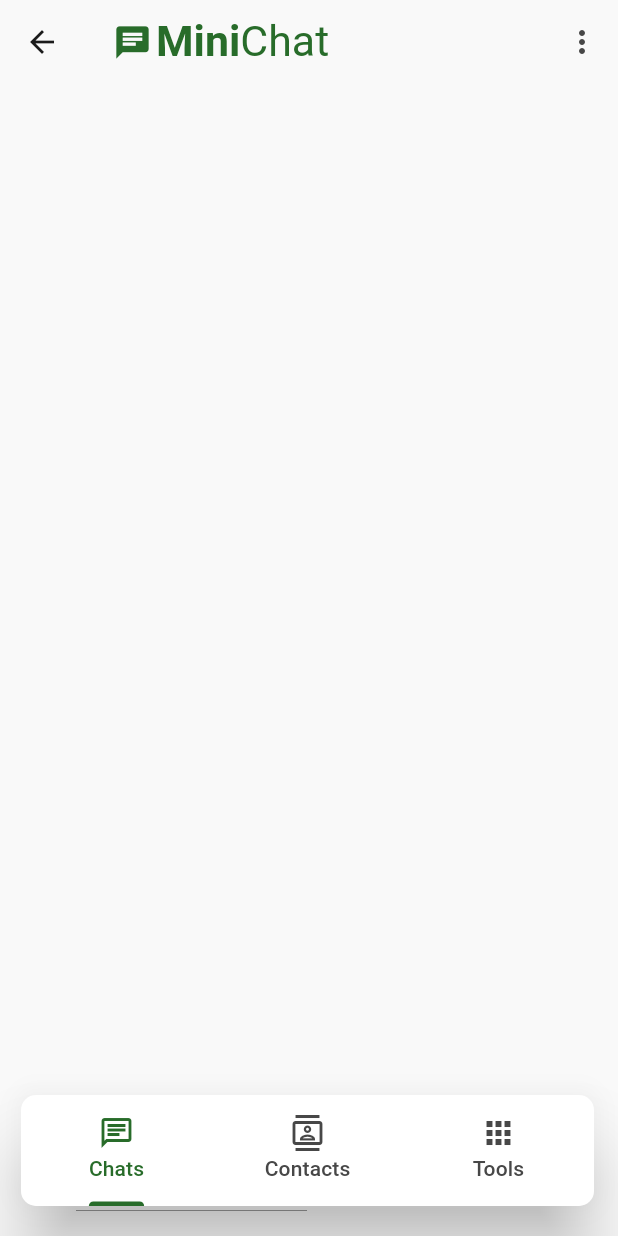
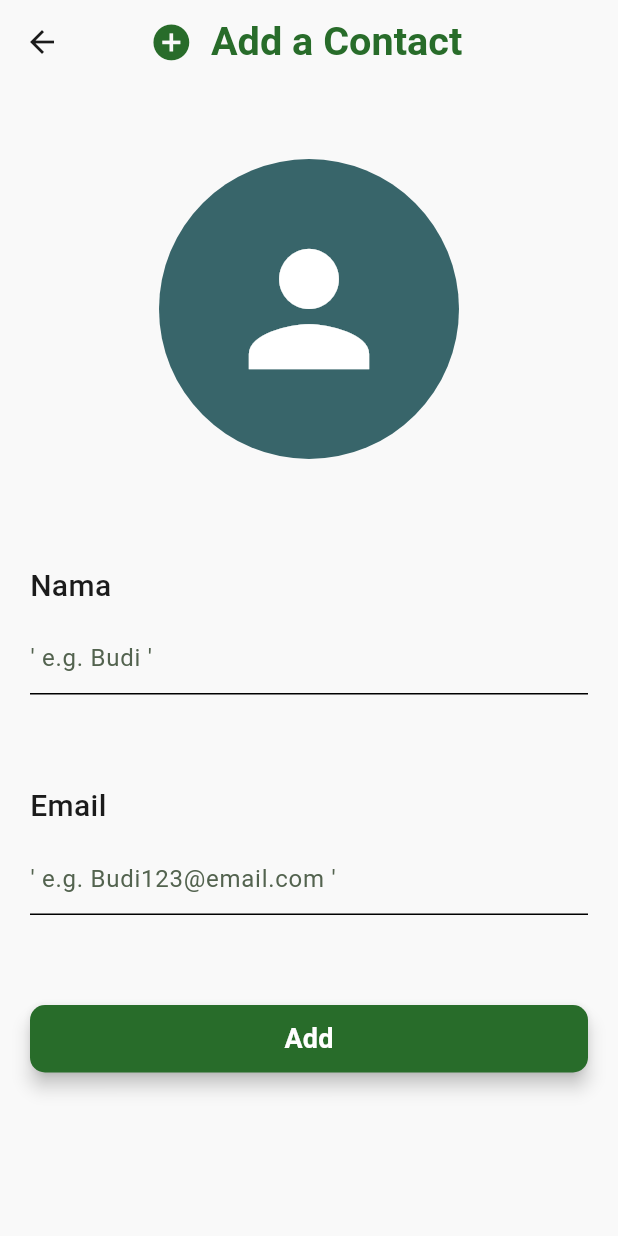
Before and after one commit to Muzakki839/flutter-minichat, a Flutter app: the screen it shows once a user with an empty profile is signed in, item 2 of the bottom bar chosen, after a tap on the "person add" icon, on a phone screen of 412 x 824 dp. Run offline on Flutter 3.47's test engine with Material 3 defaults, Android fonts, the phone set to English and light mode, and no system bars; our stand-ins replace cloud_firestore, firebase_auth, firebase_core; accounts and stored records are empty; generated files the repository leaves out were written again.

Commit message:
feat: Create AddContactPage

```diff
--- /dev/null
+++ b/lib/pages/content/add_contact_page.dart
@@ -0,0 +1,95 @@
+import 'package:flutter/material.dart';
+import 'package:minichat/widgets/buttons/common_button.dart';
+import 'package:minichat/widgets/fields/common_text_field.dart';
+
+class AddContactPage extends StatelessWidget {
+  const AddContactPage({super.key});
+
+  @override
+  Widget build(BuildContext context) {
+    final theme = Theme.of(context).colorScheme;
+
+    return Scaffold(
+      // add contact page title
+      appBar: AppBar(
+        title: Transform.scale(
+          scale: 1.2,
+          child: Row(
+            mainAxisAlignment: MainAxisAlignment.center,
+            spacing: 10,
+            children: [
+              Icon(Icons.add_circle_outlined, color: theme.primary),
+              Text(
+                "Add a Contact",
+                style: TextStyle(
+                    fontWeight: FontWeight.bold, color: theme.primary),
+              ),
+            ],
+          ),
+        ),
+        actions: [SizedBox(width: 60)],
+        // centerTitle: true,
+      ),
+
+      //
+      body: Column(
+        children: [Expanded(child: _buildPageContent(theme))],
+      ),
+    );
+  }
+
+  Widget _buildPageContent(ColorScheme theme) {
+    return ListView(
+      children: [
+        Container(
+          padding: EdgeInsets.all(130),
+          child: Transform.scale(
+            scale: 5,
+            child: CircleAvatar(
+              // backgroundColor: Color((Random().nextDouble() * 0xFFFFFF).toInt()).withAlpha(255),
+              backgroundColor: theme.tertiary,
+              child: Icon(Icons.person, color: theme.onPrimary),
+            ),
+          ),
+        ),
+
+        // form
+        _buildForm(theme),
+      ],
+    );
+  }
+
+  Widget _buildForm(ColorScheme theme) {
+    return Padding(
+      padding: const EdgeInsets.all(20),
+      child: Column(
+        crossAxisAlignment: CrossAxisAlignment.start,
+        spacing: 10,
+        children: [
+          Text("Nama",
+              style: TextStyle(fontWeight: FontWeight.w500, fontSize: 20)),
+          CommonTextField(
+            hintText: "' e.g. Budi '",
+            inputBorder: UnderlineInputBorder(),
+            controller: TextEditingController(),
+          ),
+          SizedBox(height: 40),
+          Text("Email",
+              style: TextStyle(fontWeight: FontWeight.w500, fontSize: 20)),
+          CommonTextField(
+            hintText: "' e.g. Budi123@email.com '",
+            inputBorder: UnderlineInputBorder(),
+            controller: TextEditingController(),
+          ),
+          SizedBox(height: 40),
+          CommonButton(
+            theme: theme,
+            onPressed: () {},
+            text: "Add",
+            backgroundColor: theme.primary,
+          )
+        ],
+      ),
+    );
+  }
+}
--- a/lib/pages/content/chat_page.dart
+++ b/lib/pages/content/chat_page.dart
@@ -216,6 +216,7 @@ class _ChatPageState extends State<ChatPage> {
                     const EdgeInsets.symmetric(vertical: 5, horizontal: 20),
                 child: CommonTextField(
                   hintText: "Type message here",
+                  textColor: theme.onPrimary,
                   controller: _messageController,
                   onSubmitted: (text) {
                     _messageController.text;
--- a/lib/pages/main/contacts_page.dart
+++ b/lib/pages/main/contacts_page.dart
@@ -1,5 +1,5 @@
 import 'package:flutter/material.dart';
-import 'package:minichat/pages/main_page.dart';
+import 'package:minichat/pages/content/add_contact_page.dart';
 import 'package:minichat/widgets/item/user_tile.dart';
 
 class ContactsPage extends StatelessWidget {
@@ -47,7 +47,7 @@ class ContactsPage extends StatelessWidget {
                     // TODO: create add_contact_page.dart
                     Navigator.push(
                       context,
-                      MaterialPageRoute(builder: (context) => MainPage()),
+                      MaterialPageRoute(builder: (context) => AddContactPage()),
                     );
                   },
                   backgroundColor: theme.onPrimary,
--- a/lib/widgets/fields/common_text_field.dart
+++ b/lib/widgets/fields/common_text_field.dart
@@ -7,7 +7,14 @@ class CommonTextField extends StatelessWidget {
     required this.hintText,
     this.onSubmitted,
     this.focusNode,
+    this.textColor,
+    this.backgroundColor,
+    this.inputBorder,
   });
+
+  final Color? textColor;
+  final Color? backgroundColor;
+  final InputBorder? inputBorder;
 
   final String hintText;
   final TextEditingController controller;
@@ -21,12 +28,12 @@ class CommonTextField extends StatelessWidget {
     return TextField(
       decoration: InputDecoration(
         hintText: hintText,
-        hintStyle: TextStyle(color: theme.onPrimary),
-        border: InputBorder.none,
-        enabledBorder: InputBorder.none,
+        hintStyle: TextStyle(color: textColor ?? theme.secondary),
+        border: inputBorder ?? InputBorder.none,
+        enabledBorder: inputBorder ?? InputBorder.none,
       ),
-      style: TextStyle(color: theme.onPrimary), // Set input text color
-      cursorColor: theme.onPrimary,
+      style: TextStyle(color: textColor ?? theme.scrim), // Set input text color
+      cursorColor: textColor ?? theme.scrim,
       onSubmitted: onSubmitted,
       onTapOutside: (event) {
         focusNode?.unfocus();
```
